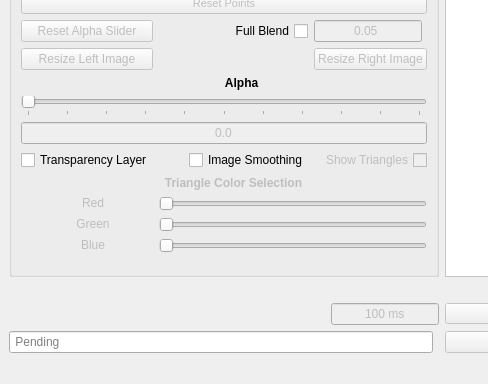
Qt form Morphing/MorphingGUI.ui (dn0418/Python-Image-Morpher) before a commit; both pictures show x 0 to 488 and y 466 to 850 of the 878 by 850 pixel window.
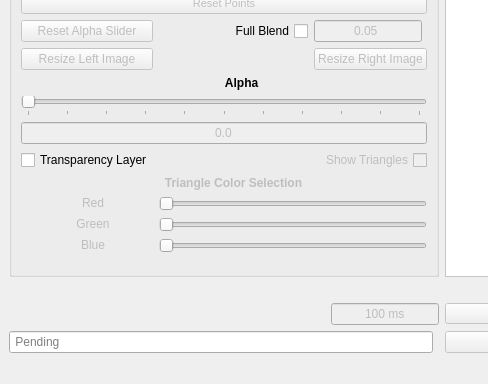
The same form after that commit.

Commit message: Image Zoom

```diff
--- a/Morphing/MorphingGUI.ui
+++ b/Morphing/MorphingGUI.ui
@@ -1351,16 +1351,6 @@
          </property>
         </widget>
        </item>
-       <item row="8" column="2">
-        <widget class="QCheckBox" name="smoothingBox">
-         <property name="toolTip">
-          <string>&lt;html&gt;&lt;head/&gt;&lt;body&gt;&lt;p&gt;&lt;span style=&quot; font-style:italic;&quot;&gt;Eliminates any &amp;quot;hot&amp;quot; pixels in the morphed image by smoothing them using neighboring pixels&lt;/span&gt;&lt;/p&gt;&lt;/body&gt;&lt;/html&gt;</string>
-         </property>
-         <property name="text">
-          <string>Image Smoothing</string>
-         </property>
-        </widget>
-       </item>
        <item row="12" column="1" colspan="3">
         <widget class="QSlider" name="triangleGreenSlider">
          <property name="enabled">
```
Left out of the diff: 81 changed lines with no effect on the pictures. The commit also changes 5 other files.
